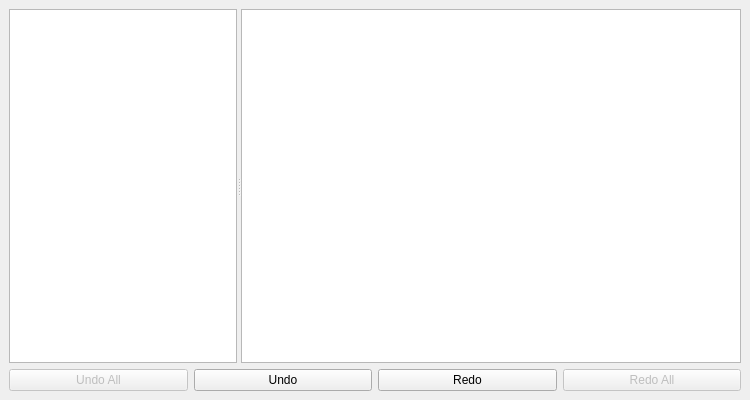
Before: the Qt Designer form src/Interface/Application/HistoryWindow.ui in SCIInstitute/SCIRun, drawn with Qt 5.
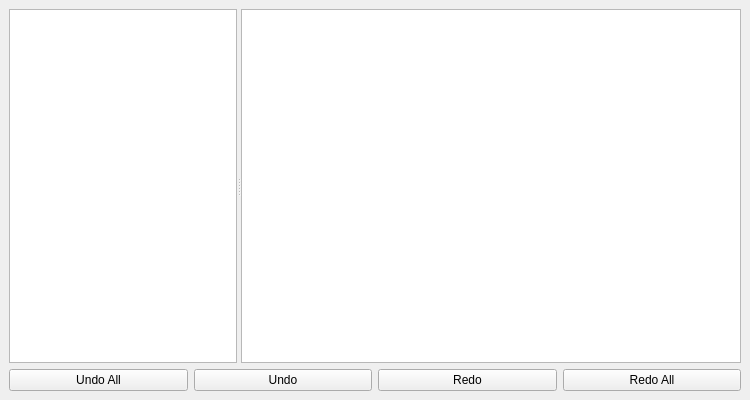
After: the same form once the commit is applied.

Patch:
```diff
--- a/src/Interface/Application/HistoryWindow.ui
+++ b/src/Interface/Application/HistoryWindow.ui
@@ -76,7 +76,7 @@
       <item>
        <widget class="QPushButton" name="undoAllButton_">
         <property name="enabled">
-         <bool>false</bool>
+         <bool>true</bool>
         </property>
         <property name="text">
          <string>Undo All</string>
@@ -106,7 +106,7 @@
       <item>
        <widget class="QPushButton" name="redoAllButton_">
         <property name="enabled">
-         <bool>false</bool>
+         <bool>true</bool>
         </property>
         <property name="text">
          <string>Redo All</string>
```
